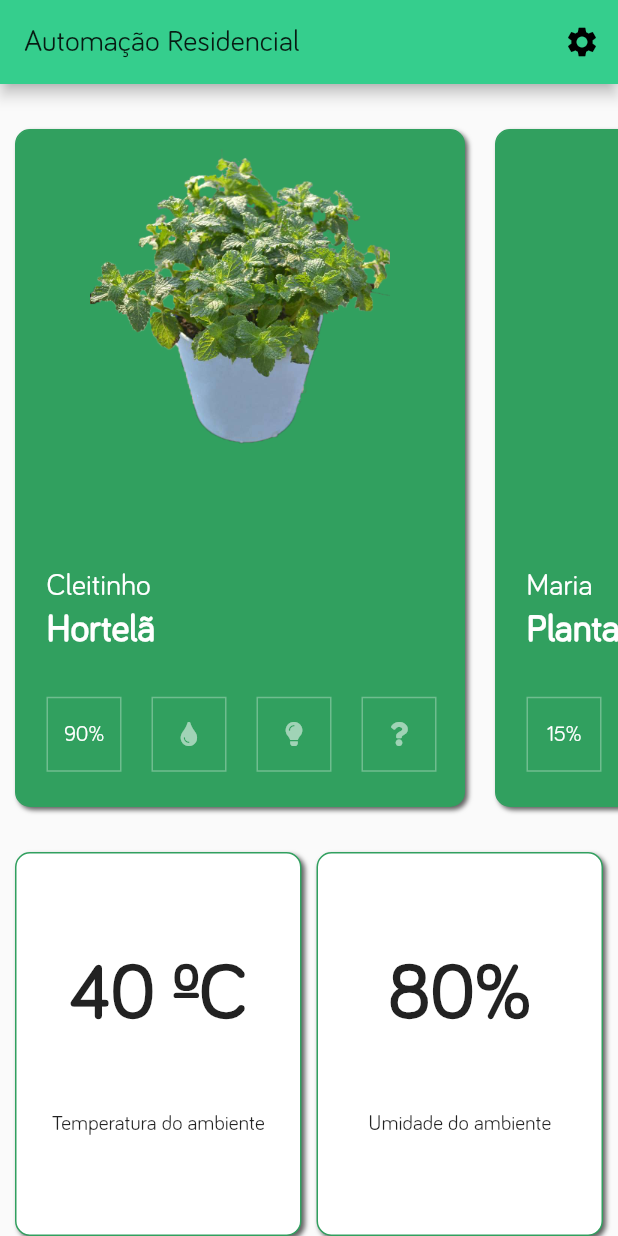
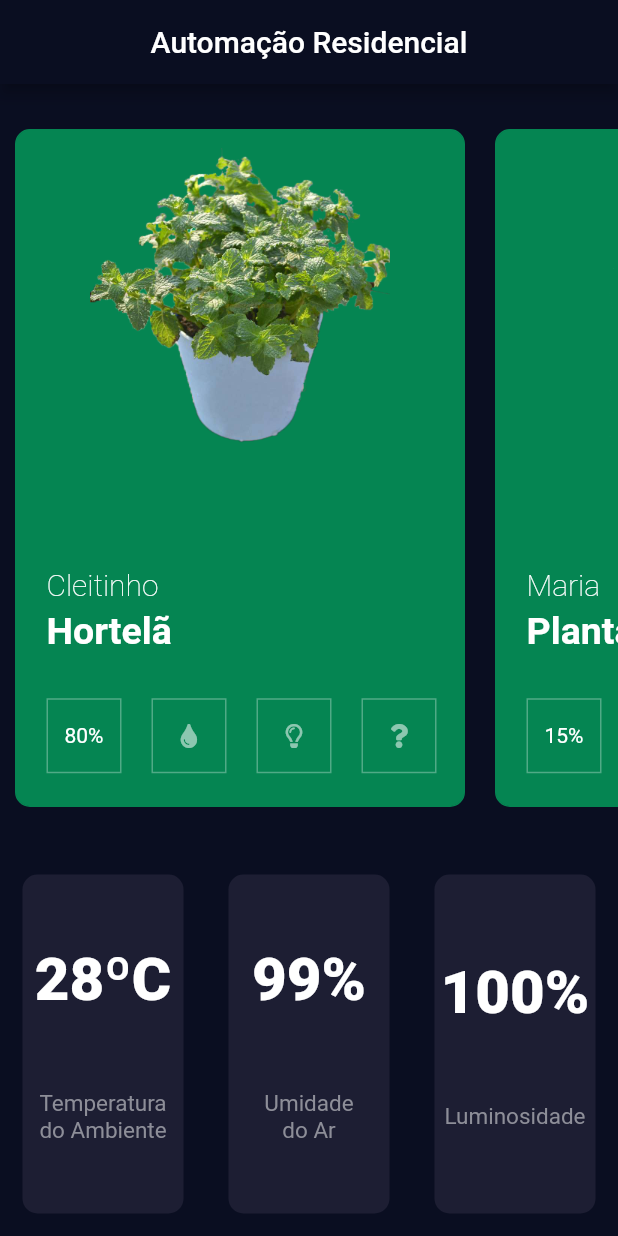
Before and after one commit to JMTheo/automacao-jardim-mobile, a Flutter app: the screen it shows after launch, on a phone screen of 412 x 824 dp. Run offline on Flutter 3.47's test engine with Material 2 defaults, Android fonts, the phone set to English and light mode, and no system bars; our stand-ins replace flutter_mobx, font_awesome_flutter, mobx; missing offline and left inert: mqtt_client; generated files the repository leaves out were written again.

Commit message:
mudanca para darkmode

```diff
--- a/lib/components/bottom_card.dart
+++ b/lib/components/bottom_card.dart
@@ -6,36 +6,33 @@ class BottomCard extends StatelessWidget {
 
   final String valor;
   final String titulo;
+
   @override
   Widget build(BuildContext context) {
     return Expanded(
       child: Container(
         height: double.infinity,
+        margin: EdgeInsets.all(15.0),
         decoration: BoxDecoration(
-          color: Colors.white,
-          boxShadow: [
-            BoxShadow(
-              color: Colors.grey[700],
-              blurRadius: 2.0,
-              spreadRadius: 0.0,
-              offset: Offset(2.0, 2.0), // shadow direction: bottom right
-            )
-          ],
-          border:
-              Border.all(color: Color(0xFF31A05F), style: BorderStyle.solid),
-          borderRadius: BorderRadius.circular(10),
+          color: kActiveCardColor,
+          borderRadius: BorderRadius.circular(10.0),
         ),
         child: Column(
           mainAxisAlignment: MainAxisAlignment.center,
+          crossAxisAlignment: CrossAxisAlignment.center,
           children: [
             Text(
               this.valor,
-              style: kTemperaturTitle,
+              style: kNumbersTextStyle,
             ),
             SizedBox(
               height: 50,
             ),
-            Text(this.titulo)
+            Text(
+              this.titulo,
+              style: kLabelTextStyle,
+              textAlign: TextAlign.center,
+            ),
           ],
         ),
       ),
--- a/lib/components/card_plant.dart
+++ b/lib/components/card_plant.dart
@@ -10,12 +10,14 @@ class CardPlant extends StatefulWidget {
       this.apelidoPlanta,
       this.especiePlanta,
       this.estadoLampada,
-      this.umidadeDoSolo});
+      this.umidadeDoSolo,
+      this.functionL});
 
   final String urlImg;
   final String apelidoPlanta;
   final String especiePlanta;
-  String umidadeDoSolo;
+  final Function functionL;
+  int umidadeDoSolo;
   bool estadoLampada;
 
   @override
@@ -38,14 +40,6 @@ class _CardPlantState extends State<CardPlant> {
         color: kDefaultColorGreen,
         border: Border.all(color: kDefaultColorGreen, style: BorderStyle.solid),
         borderRadius: BorderRadius.circular(10),
-        boxShadow: [
-          BoxShadow(
-            color: Colors.grey[700],
-            blurRadius: 2.0,
-            spreadRadius: 0.0,
-            offset: Offset(2.0, 2.0), // shadow direction: bottom right
-          )
-        ],
       ),
       child: Column(
         mainAxisAlignment: MainAxisAlignment.center,
@@ -79,20 +73,15 @@ class _CardPlantState extends State<CardPlant> {
                 width: 10.0,
               ),
               MiniCard(
-                content: widget.umidadeDoSolo,
+                content: widget.umidadeDoSolo.toString() + '%',
               ), //Dado sensor de umidade de solo
               MiniCard(
                 content: FontAwesomeIcons.tint,
-              ), //Acionar manualmente a agua
+              ),
               MiniCard(
                 content: _mudarLuz(),
-                onTap: () {
-                  print('luz');
-                  setState(() {
-                    this.widget.estadoLampada = !this.widget.estadoLampada;
-                  });
-                },
-              ), //Desligar a luz do ambiente
+                onTap: widget.functionL,
+              ),
               MiniCard(
                 content: FontAwesomeIcons.question,
                 onTap: () {
--- a/lib/constants.dart
+++ b/lib/constants.dart
@@ -11,4 +11,16 @@ final TextStyle kHighTitle =
 final TextStyle kTemperaturTitle =
     TextStyle(fontWeight: FontWeight.bold, fontSize: 50.0);
 
-final Color kDefaultColorGreen = Color(0xFF31A05F);
+//finals 0xFF006949 - 0xFF2d6f28  //0xFF35CE8D green accent / 0xFF31A05F green opa
+final Color kDefaultColorGreen = Color(0xFF058552);
+
+const kLabelTextStyle = TextStyle(
+  fontSize: 15.0,
+  color: Color(0xFF8D8E98),
+);
+
+const kNumbersTextStyle = TextStyle(
+  fontSize: 40.0,
+  fontWeight: FontWeight.w900,
+);
+const kActiveCardColor = Color(0xFF1D1E33);
--- a/lib/main.dart
+++ b/lib/main.dart
@@ -5,18 +5,16 @@ void main() {
   runApp(MyApp());
 }
 
+//cor verdinha 0xFF35CE8D | bariol
 class MyApp extends StatelessWidget {
   // This widget is the root of your application.
   @override
   Widget build(BuildContext context) {
     return MaterialApp(
       title: 'iPlant',
-      theme: ThemeData(
-        primaryColor: Color(0xFF35CE8D),
-        primarySwatch: Colors.blue,
-        visualDensity: VisualDensity.adaptivePlatformDensity,
-        fontFamily: 'Bariol'
-      ),
+      theme: ThemeData.dark().copyWith(
+          primaryColor: Color(0XFF0A0E21),
+          scaffoldBackgroundColor: Color(0XFF0A0E21)),
       home: Home(),
     );
   }
--- a/lib/screens/home.dart
+++ b/lib/screens/home.dart
@@ -1,6 +1,11 @@
 import 'package:flutter/material.dart';
+import 'package:flutter_mobx/flutter_mobx.dart';
+import 'package:mobile_jardim/controller/controller.dart';
+
 import 'package:mobile_jardim/components/bottom_card.dart';
 import 'package:mobile_jardim/components/card_plant.dart';
+
+final controller = Controller();
 
 class Home extends StatefulWidget {
   @override
@@ -12,19 +17,10 @@ class _HomeState extends State<Home> {
   Widget build(BuildContext context) {
     return Scaffold(
       appBar: AppBar(
-        title: Text('Automação Residencial'),
-        actions: [
-          IconButton(
-            icon: const Icon(Icons.settings),
-            tooltip: 'Show Snackbar',
-            onPressed: () {
-              print('opa');
-            },
+        title: Center(child: Text('Automação Residencial')),
       ),
-        ],
-      ),
-      body: Container(
-        child: Column(
+      body: Column(
+        mainAxisAlignment: MainAxisAlignment.center,
         children: [
           Expanded(
             flex: 4,
@@ -33,28 +29,29 @@ class _HomeState extends State<Home> {
               child: ListView(
                 scrollDirection: Axis.horizontal,
                 children: <Widget>[
-                    CardPlant(
+                  Observer(builder: (_) {
+                    return CardPlant(
                       urlImg: 'assets/img/hortela.png',
                       apelidoPlanta: 'Cleitinho',
                       especiePlanta: 'Hortelã',
-                      estadoLampada: true,
-                      umidadeDoSolo: '90%',
-                    ),
+                      estadoLampada: controller.estadoLampada,
+                      umidadeDoSolo: controller.umidadeSolo,
+                      functionL: controller.mudarEstadoLampada,
+                    );
+                  }),
                   CardPlant(
                     urlImg: 'assets/img/planta-carnivora.png',
                     apelidoPlanta: 'Maria',
                     especiePlanta: 'Planta Carnívora',
-                      estadoLampada: false,
-                      umidadeDoSolo: '15%',
-
+                    estadoLampada: controller.estadoLampada,
+                    umidadeDoSolo: 15,
                   ),
                   CardPlant(
                     urlImg: 'assets/img/tomate.png',
                     apelidoPlanta: 'Matilda',
                     especiePlanta: 'Tomate',
-                      estadoLampada: true,
-                      umidadeDoSolo: '50%',
-
+                    estadoLampada: controller.estadoLampada,
+                    umidadeDoSolo: 50,
                   ),
                 ],
               ),
@@ -62,26 +59,23 @@ class _HomeState extends State<Home> {
           ),
           Expanded(
             flex: 2,
-              child: Container(
-                margin: EdgeInsets.fromLTRB(10.0, 0, 10.0, 0),
             child: Row(
               children: [
                 BottomCard(
-                      titulo: 'Temperatura do ambiente',
-                      valor: '40 ºC',
+                  titulo: 'Temperatura \ndo Ambiente',
+                  valor: '${controller.temperatura}ºC',
                 ),
-                    SizedBox(width: 10),
                 BottomCard(
-                      titulo: 'Umidade do ambiente',
-                      valor: '80%',
+                  titulo: 'Umidade \ndo Ar',
+                  valor: '${controller.umidadeAr}%',
                 ),
+                BottomCard(titulo: 'Luminosidade', valor: '100%',)
               ],
-                ),
             ),
           ),
         ],
       ),
-      ),
     );
   }
+
 }
--- a/pubspec.yaml
+++ b/pubspec.yaml
@@ -28,10 +28,15 @@ dependencies:
   # Use with the CupertinoIcons class for iOS style icons.
   font_awesome_flutter: ^8.10.0
   cupertino_icons: ^1.0.0
+  mqtt_client: ^5.5.3
+  mobx: ^0.4.0+1
+  flutter_mobx: ^0.3.6
 
 dev_dependencies:
   flutter_test:
     sdk: flutter
+  build_runner: ^1.7.2
+  mobx_codegen: ^1.0.0
 
 # For information on the generic Dart part of this file, see the
 # following page: https://dart.dev/tools/pub/pubspec
```
Also changed, not shown: lib/controller/controller.dart (added, +138 -0 lines), lib/controller/controller.g.dart (added), pubspec.lock, 1 other file. Lines whose indentation alone changed are shown as unchanged.
